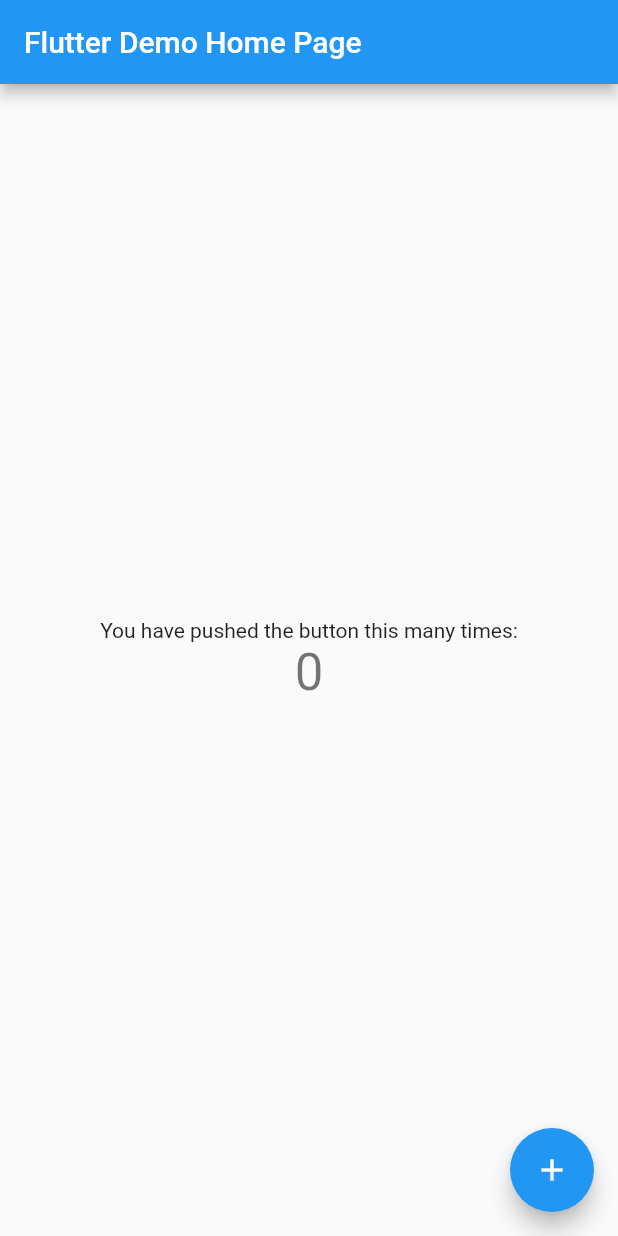
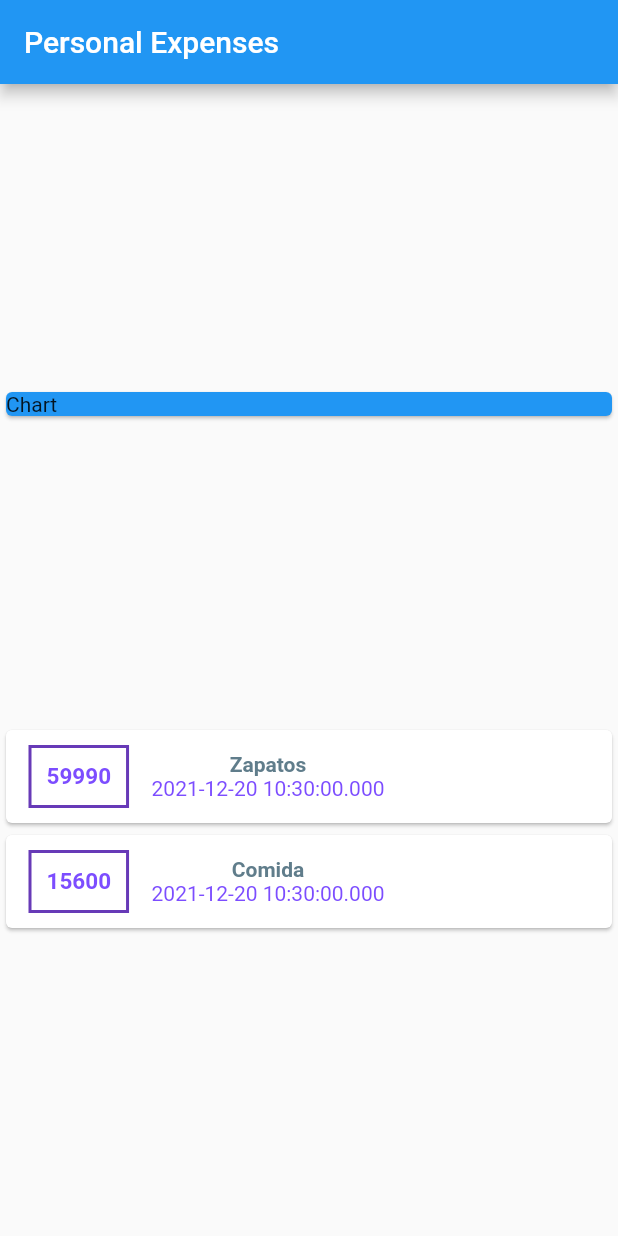
Before and after one commit to Chris-AM/Personal_Expenses, a Flutter app: the screen it shows after launch, on a phone screen of 412 x 824 dp. Run offline on Flutter 3.47's test engine with Material 2 defaults, Android fonts, the phone set to English and light mode, and no system bars.

```diff
--- a/lib/main.dart
+++ b/lib/main.dart
@@ -1,115 +1,113 @@
 import 'package:flutter/material.dart';
+import './transaction.dart';
 
-void main() {
-  runApp(const MyApp());
-}
+void main() => runApp(MyApp());
 
 class MyApp extends StatelessWidget {
   const MyApp({Key? key}) : super(key: key);
 
-  // This widget is the root of your application.
   @override
   Widget build(BuildContext context) {
     return MaterialApp(
-      title: 'Flutter Demo',
-      theme: ThemeData(
-        // This is the theme of your application.
-        //
-        // Try running your application with "flutter run". You'll see the
-        // application has a blue toolbar. Then, without quitting the app, try
-        // changing the primarySwatch below to Colors.green and then invoke
-        // "hot reload" (press "r" in the console where you ran "flutter run",
-        // or simply save your changes to "hot reload" in a Flutter IDE).
-        // Notice that the counter didn't reset back to zero; the application
-        // is not restarted.
-        primarySwatch: Colors.blue,
-      ),
-      home: const MyHomePage(title: 'Flutter Demo Home Page'),
+      title: 'Flutter App',
+      home: PersonalExpenses(),
     );
   }
 }
 
-class MyHomePage extends StatefulWidget {
-  const MyHomePage({Key? key, required this.title}) : super(key: key);
+class PersonalExpenses extends StatelessWidget {
+  PersonalExpenses({Key? key}) : super(key: key);
 
-  // This widget is the home page of your application. It is stateful, meaning
-  // that it has a State object (defined below) that contains fields that affect
-  // how it looks.
-
-  // This class is the configuration for the state. It holds the values (in this
-  // case the title) provided by the parent (in this case the App widget) and
-  // used by the build method of the State. Fields in a Widget subclass are
-  // always marked "final".
-
-  final String title;
-
-  @override
-  State<MyHomePage> createState() => _MyHomePageState();
-}
-
-class _MyHomePageState extends State<MyHomePage> {
-  int _counter = 0;
-
-  void _incrementCounter() {
-    setState(() {
-      // This call to setState tells the Flutter framework that something has
-      // changed in this State, which causes it to rerun the build method below
-      // so that the display can reflect the updated values. If we changed
-      // _counter without calling setState(), then the build method would not be
-      // called again, and so nothing would appear to happen.
-      _counter++;
-    });
-  }
+  final List<Transaction> transactions = [
+    Transaction(
+      id: 't1',
+      title: 'Zapatos',
+      amount: 59990,
+      date: DateTime.now(),
+    ),
+    Transaction(
+      id: 't2',
+      title: 'Comida',
+      amount: 15600,
+      date: DateTime.now(),
+    ),
+  ];
 
   @override
   Widget build(BuildContext context) {
-    // This method is rerun every time setState is called, for instance as done
-    // by the _incrementCounter method above.
-    //
-    // The Flutter framework has been optimized to make rerunning build methods
-    // fast, so that you can just rebuild anything that needs updating rather
-    // than having to individually change instances of widgets.
     return Scaffold(
       appBar: AppBar(
-        // Here we take the value from the MyHomePage object that was created by
-        // the App.build method, and use it to set our appbar title.
-        title: Text(widget.title),
+        title: const Text('Personal Expenses'),
       ),
-      body: Center(
-        // Center is a layout widget. It takes a single child and positions it
-        // in the middle of the parent.
-        child: Column(
-          // Column is also a layout widget. It takes a list of children and
-          // arranges them vertically. By default, it sizes itself to fit its
-          // children horizontally, and tries to be as tall as its parent.
-          //
-          // Invoke "debug painting" (press "p" in the console, choose the
-          // "Toggle Debug Paint" action from the Flutter Inspector in Android
-          // Studio, or the "Toggle Debug Paint" command in Visual Studio Code)
-          // to see the wireframe for each widget.
-          //
-          // Column has various properties to control how it sizes itself and
-          // how it positions its children. Here we use mainAxisAlignment to
-          // center the children vertically; the main axis here is the vertical
-          // axis because Columns are vertical (the cross axis would be
-          // horizontal).
-          mainAxisAlignment: MainAxisAlignment.center,
-          children: <Widget>[
-            const Text(
-              'You have pushed the button this many times:',
+      body: Column(
+        mainAxisAlignment: MainAxisAlignment.spaceEvenly,
+        children: <Widget>[
+          Container(
+            width: double.infinity,
+            child: const Card(
+              color: Colors.blue,
+              child: Text('Chart'),
             ),
-            Text(
-              '$_counter',
-              style: Theme.of(context).textTheme.headline4,
-            ),
-          ],
-        ),
+          ),
+          Column(
+            //Mapping the transactions to a list of widgets
+            children: transactions.map(
+              (transaction) {
+                return Card(
+                  child: Row(
+                    children: <Widget>[
+                      //here ill show the amount
+                      Container(
+                        //separing the amount from the rest of the card
+                        margin: const EdgeInsets.symmetric(
+                          vertical: 10,
+                          horizontal: 15,
+                        ),
+                        //styling the amount box
+                        decoration: BoxDecoration(
+                          border: Border.all(
+                            color: Colors.deepPurple,
+                            width: 2,
+                          ),
+                        ),
+                        //giving space to the amount box
+                        padding: const EdgeInsets.all(10),
+                        child: Text(
+                          transaction.amount.toString(),
+                          style: const TextStyle(
+                            fontWeight: FontWeight.bold,
+                            fontSize: 15.0,
+                            color: Colors.deepPurpleAccent,
+                          ),
+                        ),
+                      ),
+                      //here ill show the title and the date
+                      Column(
+                        crossAxisAlignment: CrossAxisAlignment.center,
+                        children: <Widget>[
+                          Text(
+                            transaction.title,
+                            style: const TextStyle(
+                              color: Colors.blueGrey,
+                              fontWeight: FontWeight.bold,
+                            ),
+                          ),
+                          Text(
+                            transaction.date.toString(),
+                            style: const TextStyle(
+                              color: Colors.deepPurpleAccent,
+                            ),
+                          ),
+                        ],
+                      ),
+                    ],
+                  ),
+                );
+              },
+            ).toList(),
+          ),
+        ],
       ),
-      floatingActionButton: FloatingActionButton(
-        onPressed: _incrementCounter,
-        tooltip: 'Increment',
-        child: const Icon(Icons.add),
-      ), // This trailing comma makes auto-formatting nicer for build methods.
     );
   }
 }
```
